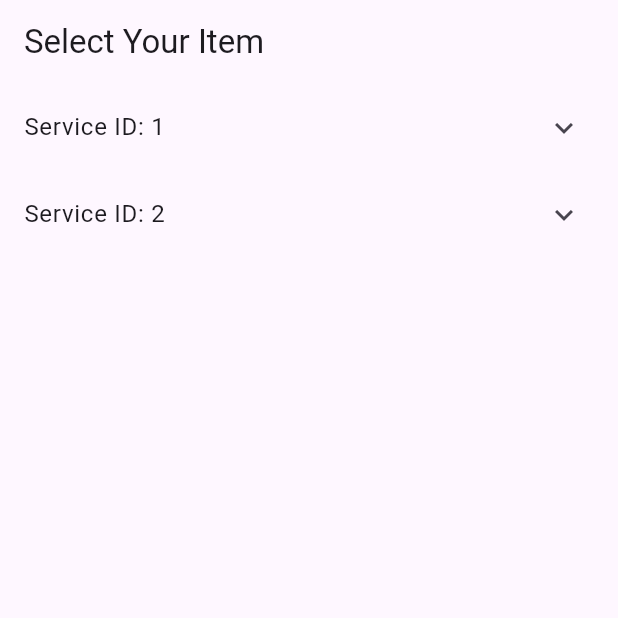
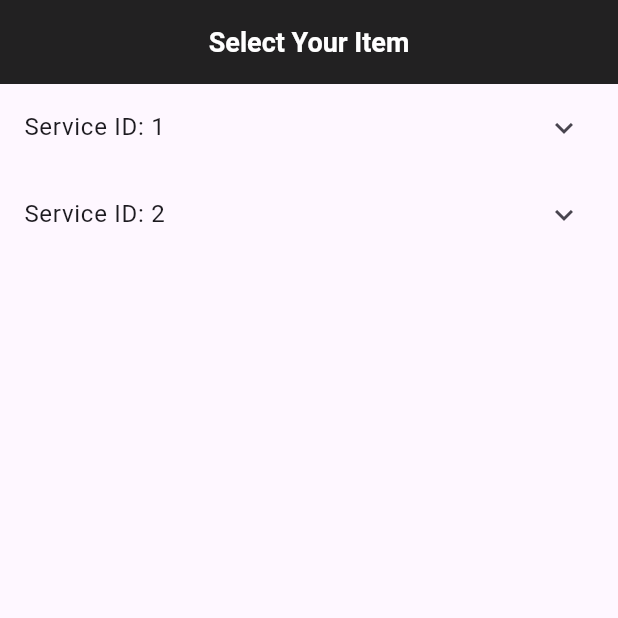
Before and after one commit to mujtababaluch/getx_add_to_cart, a Flutter app: the screen it shows after launch, on a phone screen of 412 x 824 dp, the top half of it. Run offline on Flutter 3.47's test engine with Material 3 defaults, Android fonts, the light colour scheme and no system bars; our stand-ins replace get.

Commit message:
item shown

```diff
--- a/lib/src/data/dummy_cart_data.dart
+++ b/lib/src/data/dummy_cart_data.dart
@@ -33,12 +33,7 @@ List<LaundryCartBody> dummyCartList = [
         price: 200,
         barCode: "PANT001",
         addons: [
-          LaundryCartAddonBody(
-            id: 3,
-            name: "Extra Starching",
-            price: 40,
-            qty: 1,
-          ),
+
         ],
       ),
     ],
--- a/lib/src/presentation/select_your_item/select_your_item_screen.dart
+++ b/lib/src/presentation/select_your_item/select_your_item_screen.dart
@@ -7,11 +7,18 @@ class SelectYourItemScreen extends StatelessWidget {
   @override
   Widget build(BuildContext context) {
     return Scaffold(
-      appBar: AppBar(
-        title: const Text('Select Your Item'),
-      ),
-      body: const SafeArea(child: SelectYourItemView())
-
-    );
+        appBar: AppBar(
+          title: const Text(
+            'Select Your Item',
+            style: TextStyle(
+              color: Colors.white,
+              fontSize: 18,
+              fontWeight: FontWeight.bold
+            ),
+          ),
+          centerTitle: true,
+          backgroundColor: Colors.black87,
+        ),
+        body: const SafeArea(child: SelectYourItemView()));
   }
 }
--- a/lib/src/presentation/select_your_item/widget/select_your_item_view.dart
+++ b/lib/src/presentation/select_your_item/widget/select_your_item_view.dart
@@ -16,11 +16,48 @@ class SelectYourItemView extends GetView<SelectYourItemController> {
           return ExpansionTile(
             title: Text("Service ID: ${cart.servicesId}"),
             children: cart.items!.map((item) {
-              return ListTile(
-                title: Text("${item.name}"),
-                subtitle: Text("Quantity: ${item.quantity}, Price: ${item.price}"),
+              return Column(
+                children: [
+                  ListTile(
+                    title: Text("${item.name}"),
+                    subtitle: Text(" Price: ${item.price}",style: const TextStyle(fontSize: 16),),
+                    trailing: Row(
+                      mainAxisSize: MainAxisSize.min,
+                      children: [
+                        IconButton(
+                          icon: const Icon(Icons.remove),
+                          onPressed: () {
+                            // Decrease quantity logic here
+                          },
+                        ),
+                        Text("${item.quantity}",
+                        style: const TextStyle(fontSize: 16.0),
+                        ), // Display the current quantity
+                        IconButton(
+                          icon: const Icon(Icons.add),
+                          onPressed: () {
+                            // Increase quantity logic here
+                          },
+                        ),
+                      ],
+                    ),
+                  ),
+                  // Padding(
+                  //   padding: const EdgeInsets.only(left: 16.0),
+                  //   child: item.addons!.isNotEmpty
+                  //       ? Column(
+                  //     children: item.addons!.map((addon) {
+                  //       return ListTile(
+                  //         title: Text("${addon.name}"),
+                  //         subtitle: Text("Quantity: ${addon.qty}, Price: ${addon.price}"),
+                  //       );
+                  //     }).toList(),
+                  //   ): const SizedBox.shrink(),
+                  // )
+                ],
               );
             }).toList(),
+
           );
         },
       );
```
